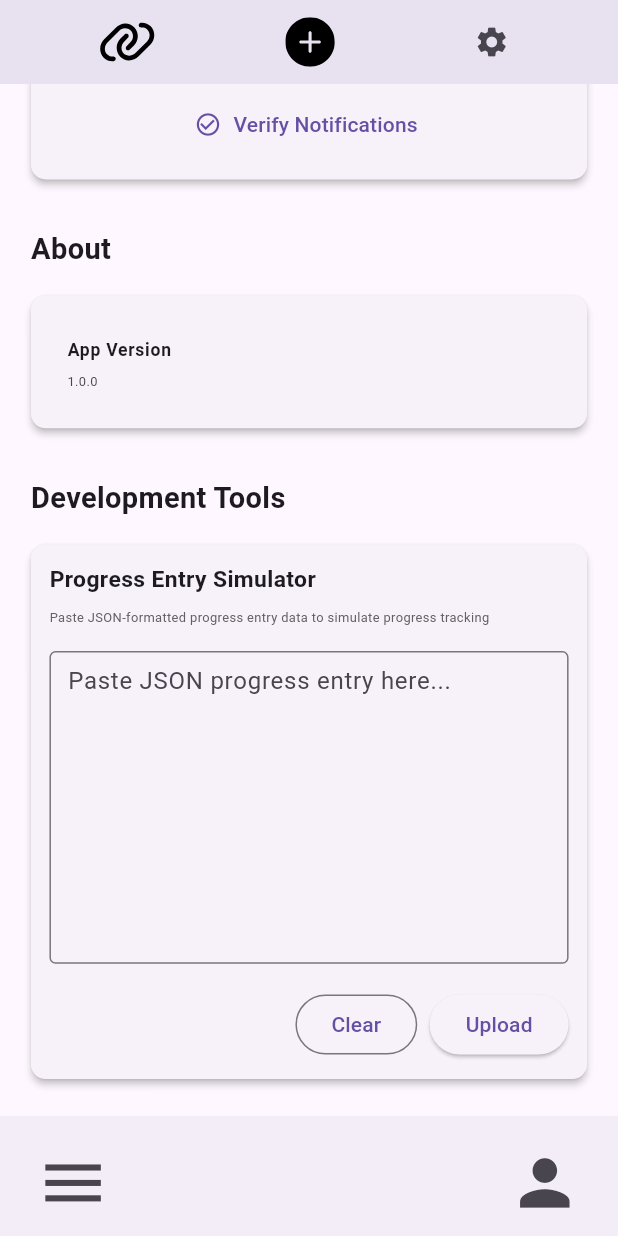
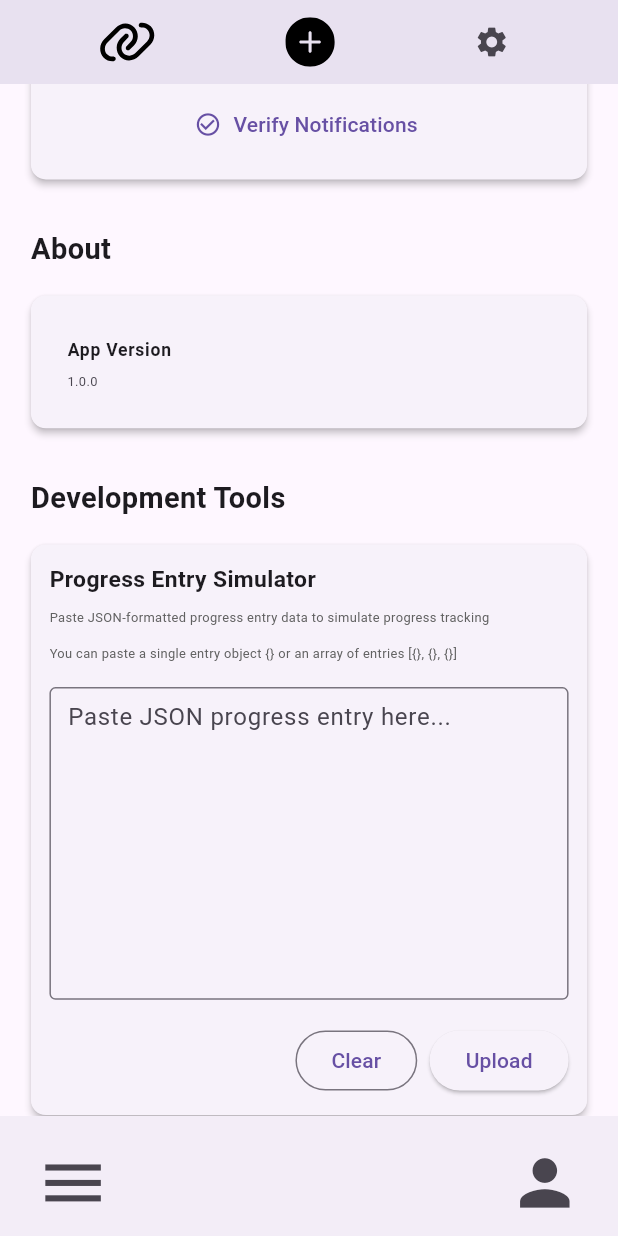
Before and after one commit to LWachtel1/Eyedrop-Adherence-App, a Flutter app: the SettingsScreen screen opened by its route, scrolled down 463 dp, on a phone screen of 412 x 824 dp. Run offline on Flutter 3.47's test engine with Material 3 defaults, Android fonts, the phone set to English and light mode, and no system bars; our stand-ins replace cloud_firestore, firebase_auth, firebase_core, flutter_local_notifications, flutter_svg, rxdart and 3 more; missing offline and left inert: firebase_ui_auth; accounts and stored records are empty.

Commit message:
Add mass upload for progress entries in settings

```diff
--- a/flutter-project/lib/features/settings/screens/settings_screen.dart
+++ b/flutter-project/lib/features/settings/screens/settings_screen.dart
@@ -1,4 +1,5 @@
 import 'dart:convert';
+import 'package:eyedrop/features/progress/controllers/progress_controller.dart';
 import 'package:flutter/material.dart';
 import 'package:provider/provider.dart';
 import 'package:eyedrop/features/notifications/controllers/notification_controller.dart';
@@ -123,7 +124,7 @@ class SettingsScreen extends StatelessWidget {
             ),
             SizedBox(height: 1.h),
             Text(
-              "Paste JSON-formatted progress entry data to simulate progress tracking",
+              "Paste JSON-formatted progress entry data to simulate progress tracking\n\nYou can paste a single entry object {} or an array of entries [{}, {}, {}]",
               style: TextStyle(
                 fontSize: 12.sp,
                 color: Colors.grey[700],
@@ -162,7 +163,7 @@ class SettingsScreen extends StatelessWidget {
     );
   }
 
-  /// Uploads a progress entry from JSON text
+  /// Uploads progress entries from JSON text (either a single entry or an array of entries)
   void _uploadProgressEntry(BuildContext context, String jsonText) async {
     final progressService = ProgressService();
     final user = FirebaseAuth.instance.currentUser;
@@ -176,39 +177,95 @@ class SettingsScreen extends StatelessWidget {
       // Parse the JSON text
       final jsonData = json.decode(jsonText);
 
-      // Validate essential fields
-      if (!_validateProgressEntry(jsonData)) {
-        _showSnackBar(context, "Invalid progress entry format - missing required fields", isError: true);
+      // Process the JSON based on whether it's an array or a single object
+      List<Map<String, dynamic>> entries = [];
+
+      if (jsonData is List) {
+        // Handle array of entries
+        for (var item in jsonData) {
+          if (item is Map<String, dynamic>) {
+            entries.add(item);
+          } else {
+            _showSnackBar(context, "Invalid entry format in array - must be JSON objects", isError: true);
+            return;
+          }
+        }
+      } else if (jsonData is Map<String, dynamic>) {
+        // Handle single entry
+        entries.add(jsonData);
+      } else {
+        _showSnackBar(context, "Invalid JSON format - must be an object or array of objects", isError: true);
         return;
       }
 
+      if (entries.isEmpty) {
+        _showSnackBar(context, "No valid entries found in JSON", isError: true);
+        return;
+      }
+
+      // Process each entry
+      int successCount = 0;
+      int errorCount = 0;
+      List<String> errors = [];
+
+      for (var entry in entries) {
+        try {
+          // Validate essential fields
+          if (!_validateProgressEntry(entry)) {
+            errors.add("Entry missing required fields");
+            errorCount++;
+            continue;
+          }
+
           // Convert timestamps to DateTime objects if they are strings
-      final scheduledAt = _parseDateTime(jsonData['scheduledAt']);
-      final respondedAt = jsonData['respondedAt'] != null ? _parseDateTime(jsonData['respondedAt']) : null;
+          final scheduledAt = _parseDateTime(entry['scheduledAt']);
+          final respondedAt = entry['respondedAt'] != null ? _parseDateTime(entry['respondedAt']) : null;
 
           // Call the appropriate method based on whether the medication was taken
-      if (jsonData['taken'] == true && respondedAt != null) {
+          if (entry['taken'] == true && respondedAt != null) {
             await progressService.recordMedicationTaken(
               userId: user.uid,
-          reminderId: jsonData['reminderId'],
-          medicationId: jsonData['medicationId'],
+              reminderId: entry['reminderId'],
+              medicationId: entry['medicationId'],
               scheduledAt: scheduledAt,
               respondedAt: respondedAt,
-          scheduleType: jsonData['scheduleType'] ?? 'daily',
+              scheduleType: entry['scheduleType'] ?? 'daily',
             );
           } else {
             await progressService.recordMedicationMissed(
               userId: user.uid,
-          reminderId: jsonData['reminderId'],
-          medicationId: jsonData['medicationId'],
+              reminderId: entry['reminderId'],
+              medicationId: entry['medicationId'],
               scheduledAt: scheduledAt,
-          scheduleType: jsonData['scheduleType'] ?? 'daily',
+              scheduleType: entry['scheduleType'] ?? 'daily',
             );
           }
 
-      _showSnackBar(context, "Progress entry uploaded successfully");
+          successCount++;
         } catch (e) {
-      _showSnackBar(context, "Error uploading progress entry: ${e.toString()}", isError: true);
+          errors.add(e.toString());
+          errorCount++;
+        }
+      }
+
+      // Show result
+      if (errorCount == 0) {
+        _showSnackBar(context, "Successfully uploaded $successCount progress entries");
+      } else if (successCount == 0) {
+        _showSnackBar(context, "Failed to upload any entries: ${errors.first}", isError: true);
+      } else {
+        _showSnackBar(context, "Uploaded $successCount entries with $errorCount errors", isError: true);
+      }
+
+      // Refresh progress data if any entries were successfully uploaded
+      if (successCount > 0) {
+        // Find and refresh the progress controller if available
+        final progressController = Provider.of<ProgressController>(context, listen: false);
+        progressController.triggerRefresh();
+      }
+
+    } catch (e) {
+      _showSnackBar(context, "Error parsing JSON: ${e.toString()}", isError: true);
     }
   }
 
```
Lines whose indentation alone changed are shown as unchanged.
